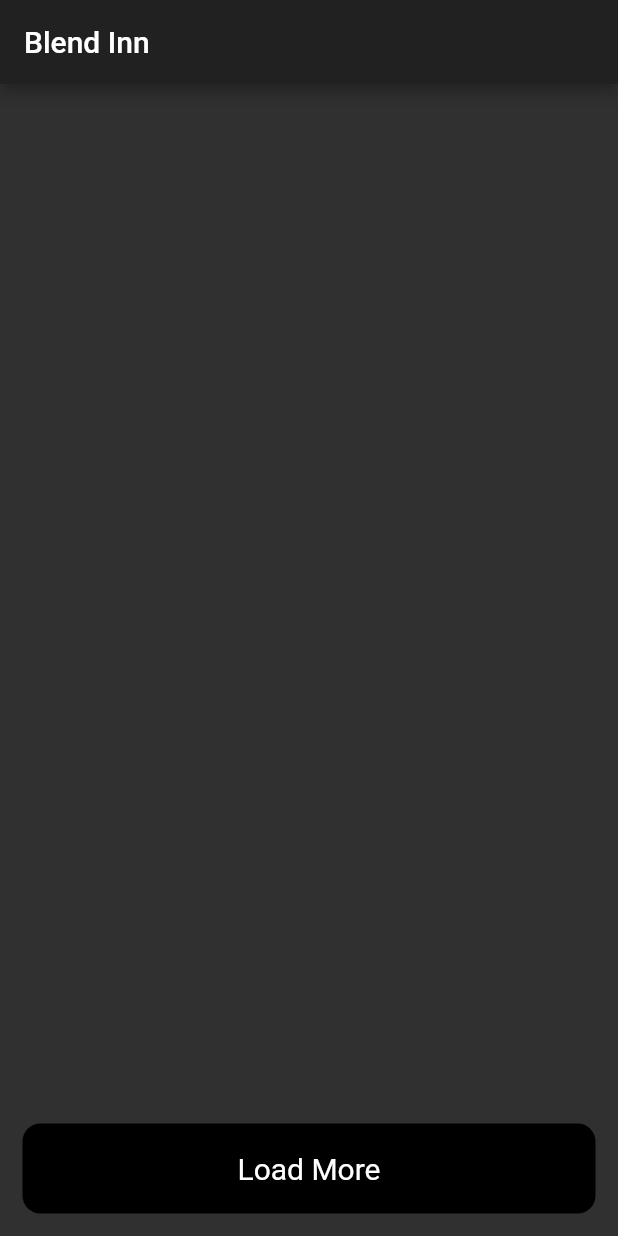
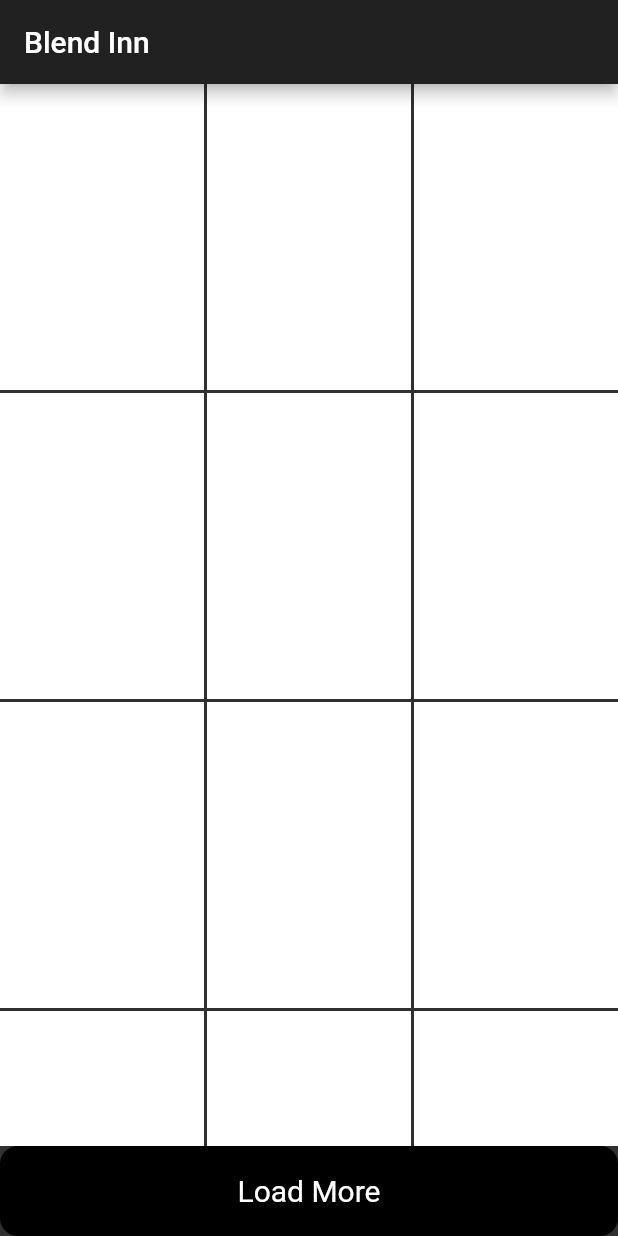
Before and after one commit to sarrthac/Blend-Inn, a Flutter app: the screen it shows after launch, on a phone screen of 412 x 824 dp. Run offline on Flutter 3.47's test engine with Material 2 defaults, Android fonts, the phone set to English and light mode, and no system bars; network calls fail.

Commit message:
"Fetched the API data and done with basic grid outline"

```diff
--- a/lib/wallpaper page.dart
+++ b/lib/wallpaper page.dart
@@ -1,13 +1,34 @@
+import 'dart:convert';
+
 import 'package:flutter/material.dart';
+import 'package:http/http.dart' as http;
 
 class wallP_Screen extends StatefulWidget {
-  const wallP_Screen({Key? key}) : super(key: key);
+
 
   @override
   _wallP_ScreenState createState() => _wallP_ScreenState();
 }
 
 class _wallP_ScreenState extends State<wallP_Screen> {
+
+  List images = [];
+  @override
+  void initState(){
+    super.initState();
+    fetchapi();
+  }
+  fetchapi()async{
+    await http.get(Uri.parse('https://api.pexels.com/v1/curated?per_page=80'),
+        headers:{'Authorization':'563492ad6f91700001000001dff3a71159854dc7868ce269de803373'
+    }).then((value) {
+      Map result = jsonDecode(value.body);
+      setState(() {
+        images = result['photos'];
+      });
+      print(images);
+    });
+  }
   @override
   Widget build(BuildContext context) {
     return Scaffold(
@@ -16,9 +37,20 @@ class _wallP_ScreenState extends State<wallP_Screen> {
       ),
       body: Column(
         children: [
-          Expanded(child: Container()),
+          Expanded(child: Container(
+          child: GridView.builder( itemCount: 80,
+              gridDelegate: SliverGridDelegateWithFixedCrossAxisCount(
+                crossAxisSpacing: 2.0,
+                crossAxisCount: 3,
+                childAspectRatio: 2/3,
+                mainAxisSpacing: 2,
+              ), itemBuilder: (context,index){
+            return Container(color: Colors.white,);
+              }),
+          ),
+          ),
           Container(
-            margin: EdgeInsets.all(15),
+            //margin: EdgeInsets.all(15),
             decoration: BoxDecoration(
               borderRadius: BorderRadius.circular(12),
               color: Colors.black
```
